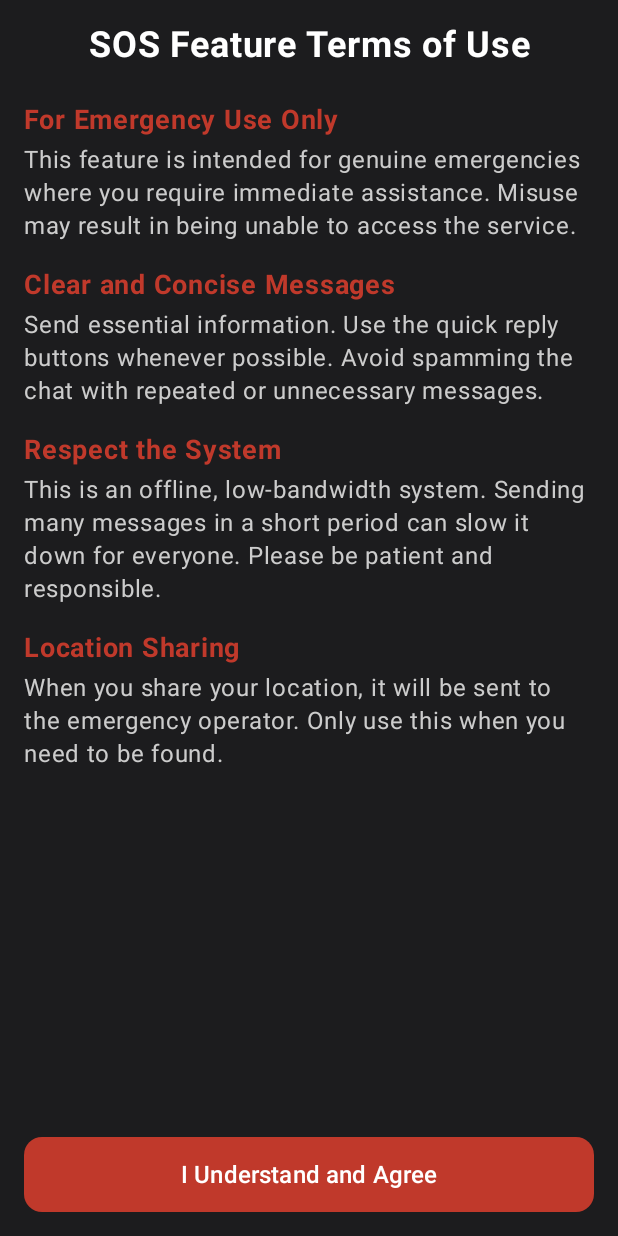
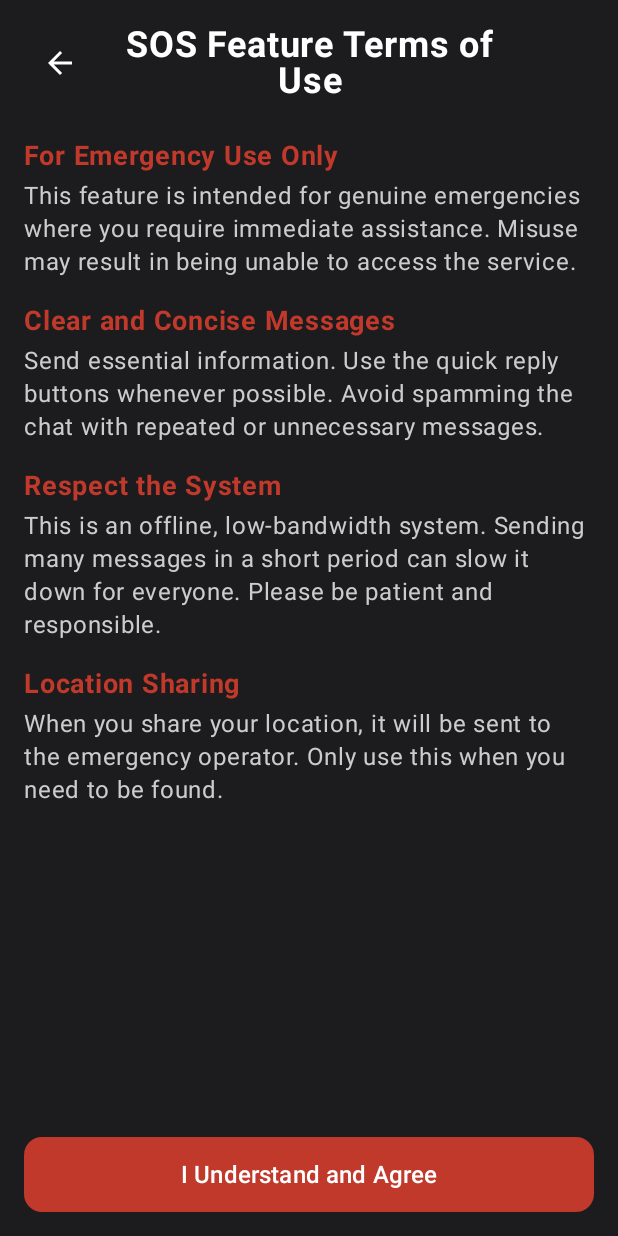
Before and after one commit to christian-dela-cruz/HopFogMobile, an Android app built with Jetpack Compose: the composable SosAgreementPage shown on its own in the app's theme, on a phone screen of 412 x 824 dp. Run offline under Robolectric (Android 15) with nearby library versions, the phone set to English and light mode, and no system bars.

Commit message:
Make Remember Me functional, remove Forgot Password button, add back button to SOS agreement page
Co-authored-by: mldusisa <164836284+mldusisa@users.noreply.github.com>

```diff
--- a/app/src/main/java/com/example/hopfog/AppMainPage.kt
+++ b/app/src/main/java/com/example/hopfog/AppMainPage.kt
@@ -223,7 +223,8 @@ fun AppMainPage(
                                     Toast.makeText(context, "Could not create SOS chat. Please try again.", Toast.LENGTH_LONG).show()
                                 }
                             }
-                        }
+                        },
+                        onBack = { innerNavController.popBackStack() }
                     )
                 }
 
--- a/app/src/main/java/com/example/hopfog/MainActivity.kt
+++ b/app/src/main/java/com/example/hopfog/MainActivity.kt
@@ -56,8 +56,7 @@ class MainActivity : ComponentActivity() {
                                     popUpTo("landing") { inclusive = true }
                                 }
                             },
-                            onSignUpClicked = { navController.navigate("register") },
-                            onForgotPasswordClicked = { /* TODO */ }
+                            onSignUpClicked = { navController.navigate("register") }
                         )
                     }
                     composable("register") {
--- a/app/src/main/java/com/example/hopfog/SosAgreementPage.kt
+++ b/app/src/main/java/com/example/hopfog/SosAgreementPage.kt
@@ -6,6 +6,8 @@ import androidx.compose.foundation.layout.*
 import androidx.compose.foundation.rememberScrollState
 import androidx.compose.foundation.shape.RoundedCornerShape
 import androidx.compose.foundation.verticalScroll
+import androidx.compose.material.icons.Icons
+import androidx.compose.material.icons.automirrored.filled.ArrowBack
 import androidx.compose.material3.*
 import androidx.compose.runtime.Composable
 import androidx.compose.runtime.rememberCoroutineScope
@@ -24,7 +26,7 @@ import kotlinx.coroutines.withContext
 
 
 @Composable
-fun SosAgreementPage(onAgreed: () -> Unit) {
+fun SosAgreementPage(onAgreed: () -> Unit, onBack: () -> Unit) {
     val context = LocalContext.current
     val scrollState = rememberScrollState()
     val scope = rememberCoroutineScope() // <-- FIX 3: Moved scope to the top level
@@ -36,13 +38,27 @@ fun SosAgreementPage(onAgreed: () -> Unit) {
             .padding(16.dp),
         horizontalAlignment = Alignment.CenterHorizontally
     ) {
+        Row(
+            modifier = Modifier.fillMaxWidth(),
+            verticalAlignment = Alignment.CenterVertically
+        ) {
+            IconButton(onClick = onBack) {
+                Icon(
+                    imageVector = Icons.AutoMirrored.Filled.ArrowBack,
+                    contentDescription = "Back",
+                    tint = Color.White
+                )
+            }
             Text(
                 "SOS Feature Terms of Use",
                 fontSize = 24.sp,
                 fontWeight = FontWeight.Bold,
                 color = Color.White,
-            textAlign = TextAlign.Center
+                textAlign = TextAlign.Center,
+                modifier = Modifier.weight(1f)
             )
+            Spacer(modifier = Modifier.width(48.dp)) // Balance the row
+        }
         Spacer(modifier = Modifier.height(16.dp))
 
         Column(
```
Also changed, not shown: app/src/main/java/com/example/hopfog/LoginPage.kt (+19 -13 lines). Lines whose indentation alone changed are shown as unchanged.
